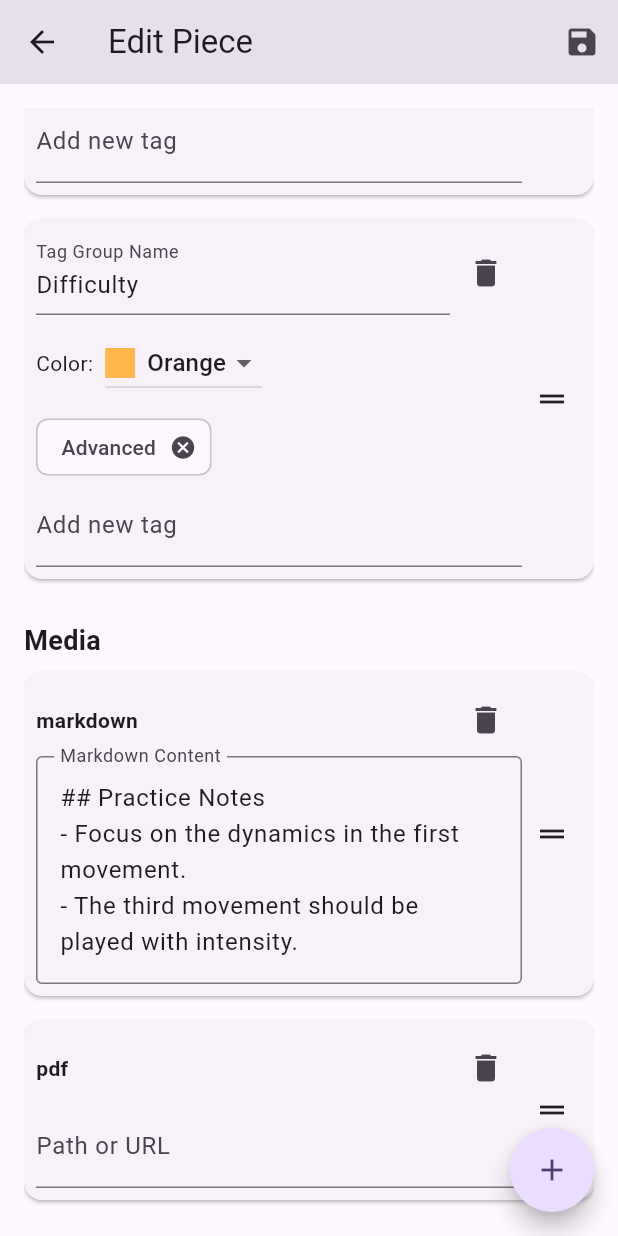
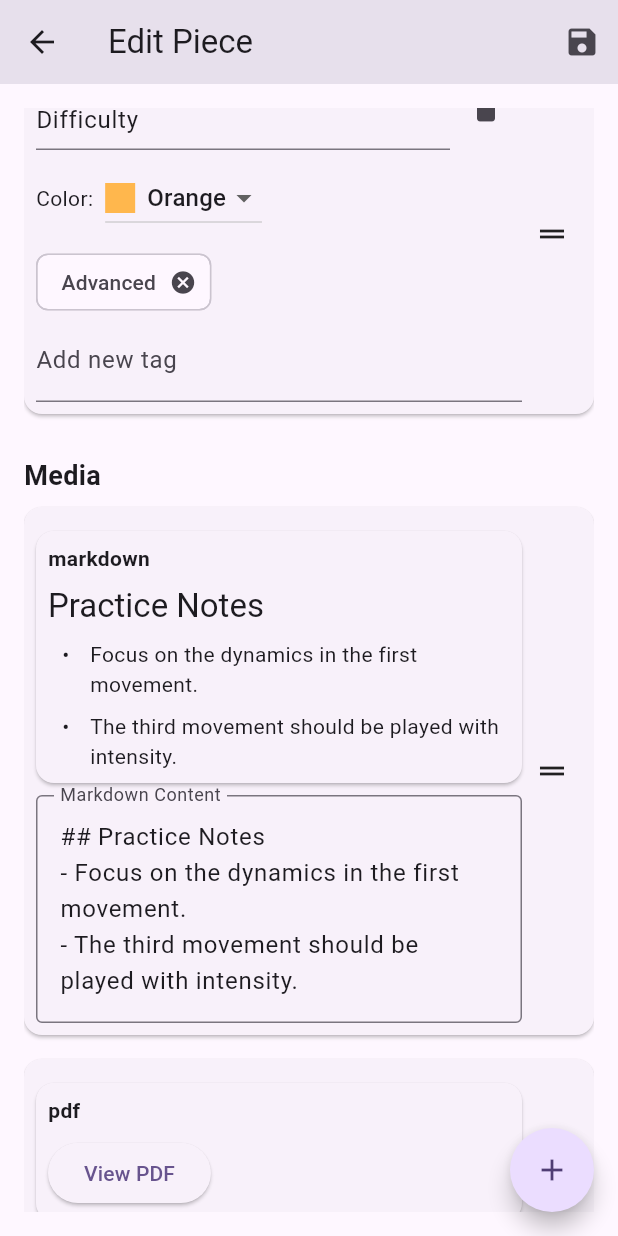
Before and after one commit to Adithya-Jayan/MyRepertoirApp, a Flutter app: the AddEditPieceScreen screen opened directly with sample values from the repository, scrolled down 504 dp, after a tap on the "delete" icon, on a phone screen of 412 x 824 dp. Run offline on Flutter 3.47's test engine with Material 3 defaults, Android fonts, the phone set to English and light mode, and no system bars; drawn by our look-alikes of flutter_markdown, flutter_speed_dial; our stand-ins replace audio_service, file_picker, just_audio, just_audio_background, photo_view, shared_preferences and 3 more; missing offline and left inert: syncfusion_flutter_pdfviewer; accounts and stored records are empty.

Commit message:
Implments media widget renaming.

```diff
--- a/lib/screens/add_edit_piece_screen.dart
+++ b/lib/screens/add_edit_piece_screen.dart
@@ -8,6 +8,7 @@ import '../models/media_type.dart';
 import '../models/group.dart'; // Import Group model
 import '../database/music_piece_repository.dart'; // Import repository
 import 'package:file_picker/file_picker.dart';
+import 'package:repertoire/widgets/media_display_widget.dart';
 
 class AddEditPieceScreen extends StatefulWidget {
   final MusicPiece? musicPiece;
@@ -464,19 +465,14 @@ class _AddEditPieceScreenState extends State<AddEditPieceScreen> {
               child: Column(
                 crossAxisAlignment: CrossAxisAlignment.start,
                 children: [
-                  Row(
-                    mainAxisAlignment: MainAxisAlignment.spaceBetween,
-                    children: [
-                      Text(item.type.name, style: const TextStyle(fontWeight: FontWeight.bold)),
-                      IconButton(
-                        icon: const Icon(Icons.delete),
-                        onPressed: () {
-                          setState(() {
-                            _musicPiece.mediaItems.remove(item);
-                          });
-                        },
-                      ),
-                    ],
+                  MediaDisplayWidget(
+                    mediaItem: item,
+                    onTitleChanged: (newTitle) {
+                      setState(() {
+                        item.title = newTitle;
+                      });
+                    },
+                    isEditable: true,
                   ),
                   if (item.type == MediaType.markdown)
                     TextFormField(
--- a/lib/screens/piece_detail_screen.dart
+++ b/lib/screens/piece_detail_screen.dart
@@ -226,6 +226,7 @@ class _PieceDetailScreenState extends State<PieceDetailScreen> {
                           mediaItem: item,
                           musicPieceTitle: _musicPiece.title,
                           musicPieceArtist: _musicPiece.artistComposer,
+                          isEditable: false,
                           trailing: ReorderableDragStartListener(
                             index: index,
                             child: const Icon(Icons.drag_handle),
--- a/lib/widgets/media_display_widget.dart
+++ b/lib/widgets/media_display_widget.dart
@@ -10,27 +10,57 @@ import '../screens/audio_player_widget.dart';
 import '../screens/video_player_widget.dart';
 import 'dart:io';
 
-class MediaDisplayWidget extends StatelessWidget {
+class MediaDisplayWidget extends StatefulWidget {
   final MediaItem mediaItem;
   final String? musicPieceTitle;
   final String? musicPieceArtist;
   final Widget? trailing;
+  final Function(String)? onTitleChanged;
+  final bool isEditable; // Added isEditable property
 
-  const MediaDisplayWidget({super.key, required this.mediaItem, this.musicPieceTitle, this.musicPieceArtist, this.trailing});
+  const MediaDisplayWidget({
+    super.key,
+    required this.mediaItem,
+    this.musicPieceTitle,
+    this.musicPieceArtist,
+    this.trailing,
+    this.onTitleChanged,
+    this.isEditable = false, // Default to false
+  });
+
+  @override
+  State<MediaDisplayWidget> createState() => _MediaDisplayWidgetState();
+}
+
+class _MediaDisplayWidgetState extends State<MediaDisplayWidget> {
+  late TextEditingController _titleController;
+  bool _isEditingTitle = false;
+
+  @override
+  void initState() {
+    super.initState();
+    _titleController = TextEditingController(text: widget.mediaItem.title);
+  }
+
+  @override
+  void dispose() {
+    _titleController.dispose();
+    super.dispose();
+  }
 
   @override
   Widget build(BuildContext context) {
     Widget content;
-    switch (mediaItem.type) {
+    switch (widget.mediaItem.type) {
       case MediaType.markdown:
-        content = MarkdownBody(data: mediaItem.pathOrUrl);
+        content = MarkdownBody(data: widget.mediaItem.pathOrUrl);
         break;
       case MediaType.pdf:
         content = ElevatedButton(
           onPressed: () {
             Navigator.of(context).push(
               MaterialPageRoute(
-                builder: (context) => PdfViewerScreen(pdfPath: mediaItem.pathOrUrl),
+                builder: (context) => PdfViewerScreen(pdfPath: widget.mediaItem.pathOrUrl),
               ),
             );
           },
@@ -42,14 +72,14 @@ class MediaDisplayWidget extends StatelessWidget {
           onTap: () {
             Navigator.of(context).push(
               MaterialPageRoute(
-                builder: (context) => ImageViewerScreen(imagePath: mediaItem.pathOrUrl),
+                builder: (context) => ImageViewerScreen(imagePath: widget.mediaItem.pathOrUrl),
               ),
             );
           },
           child: SizedBox(
             height: 200, // Fixed height for consistency
             child: Image.file(
-              File(mediaItem.pathOrUrl),
+              File(widget.mediaItem.pathOrUrl),
               fit: BoxFit.cover,
               width: double.infinity,
             ),
@@ -58,13 +88,13 @@ class MediaDisplayWidget extends StatelessWidget {
         break;
       case MediaType.audio:
         content = AudioPlayerWidget(
-          audioPath: mediaItem.pathOrUrl,
-          title: mediaItem.title ?? 'Unknown Title',
-          artist: musicPieceArtist ?? 'Unknown Artist',
+          audioPath: widget.mediaItem.pathOrUrl,
+          title: widget.mediaItem.title ?? 'Unknown Title',
+          artist: widget.musicPieceArtist ?? 'Unknown Artist',
         );
         break;
       case MediaType.mediaLink:
-        final Uri uri = Uri.parse(mediaItem.pathOrUrl);
+        final Uri uri = Uri.parse(widget.mediaItem.pathOrUrl);
         if (uri.host.contains('youtube.com') || uri.host.contains('youtu.be')) {
           content = GestureDetector(
             onTap: () async {
@@ -109,7 +139,7 @@ class MediaDisplayWidget extends StatelessWidget {
             onTap: () {
               Navigator.of(context).push(
                 MaterialPageRoute(
-                  builder: (context) => VideoPlayerWidget(videoPath: mediaItem.pathOrUrl),
+                  builder: (context) => VideoPlayerWidget(videoPath: widget.mediaItem.pathOrUrl),
                 ),
               );
             },
@@ -148,7 +178,7 @@ class MediaDisplayWidget extends StatelessWidget {
         }
         break;
       default:
-        content = Text('Unsupported media type: ${mediaItem.type.name}');
+        content = Text('Unsupported media type: ${widget.mediaItem.type.name}');
     }
 
     return Card(
@@ -161,13 +191,44 @@ class MediaDisplayWidget extends StatelessWidget {
               child: Column(
                 crossAxisAlignment: CrossAxisAlignment.start,
                 children: [
-                  Text(mediaItem.title ?? mediaItem.type.name, style: const TextStyle(fontWeight: FontWeight.bold)),
+                  _isEditingTitle
+                      ? TextFormField(
+                          controller: _titleController,
+                          autofocus: true,
+                          decoration: const InputDecoration(
+                            isDense: true,
+                            contentPadding: EdgeInsets.zero,
+                            border: InputBorder.none,
+                          ),
+                          onFieldSubmitted: (newValue) {
+                            setState(() {
+                              _isEditingTitle = false;
+                              widget.onTitleChanged?.call(newValue);
+                            });
+                          },
+                          onTapOutside: (event) {
+                            setState(() {
+                              _isEditingTitle = false;
+                              widget.onTitleChanged?.call(_titleController.text);
+                            });
+                          },
+                        )
+                      : (widget.isEditable // Use widget.isEditable here
+                          ? GestureDetector(
+                              onDoubleTap: () {
+                                setState(() {
+                                  _isEditingTitle = true;
+                                });
+                              },
+                              child: Text(widget.mediaItem.title ?? widget.mediaItem.type.name, style: const TextStyle(fontWeight: FontWeight.bold)),
+                            )
+                          : Text(widget.mediaItem.title ?? widget.mediaItem.type.name, style: const TextStyle(fontWeight: FontWeight.bold))),
                   const SizedBox(height: 8.0),
                   content,
                 ],
               ),
             ),
-            if (trailing != null) trailing!,
+            if (widget.trailing != null) widget.trailing!,
           ],
         ),
       ),
```
